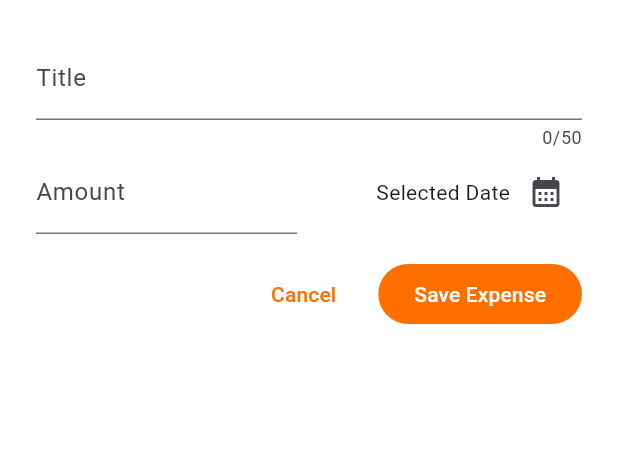
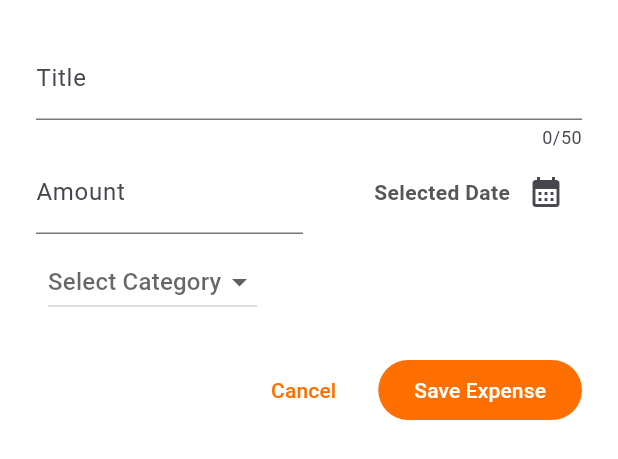
Before and after one commit to ChrisJoshRoberts/flutter-expense-tracker, a Flutter app: the NewExpense widget shown alone on an empty page, opened directly, on a phone screen of 412 x 824 dp. Shown: the top 459 px of the screen. Run offline on Flutter 3.47's test engine with Material 3 defaults, Android fonts, the phone set to English and light mode, and no system bars.

Commit message:
adding dropdownMenu

```diff
--- a/lib/widgets/new_expense.dart
+++ b/lib/widgets/new_expense.dart
@@ -1,4 +1,6 @@
+import 'package:flutter/foundation.dart';
 import 'package:flutter/material.dart';
+import 'package:expense_tracker/models/expense.dart' as expense_model;
 
 class NewExpense extends StatefulWidget {
   const NewExpense({super.key});
@@ -12,6 +14,21 @@ class NewExpense extends StatefulWidget {
 class _NewExpenseState extends State<NewExpense> {
   final _titleController = TextEditingController();
   final _amountController = TextEditingController();
+  DateTime? _selectedDate;
+  var _SelectedCategory;
+
+  void presentDatePicker() {
+    showDatePicker(
+      context: context,
+      initialDate: DateTime.now(),
+      firstDate: DateTime.now().subtract(Duration(days: 365)),
+      lastDate: DateTime.now(),
+    ).then((value) {
+      setState(() {
+        _selectedDate = value;
+      });
+    });
+  }
 
   @override
   void dispose() {
@@ -43,21 +60,53 @@ class _NewExpenseState extends State<NewExpense> {
                   ),
                 ),
               ),
-              SizedBox(width: 16),
+              SizedBox(width: 8),
               Expanded(
                 child: Row(
                   mainAxisAlignment: MainAxisAlignment.end,
                   crossAxisAlignment: CrossAxisAlignment.center,
                   children: [
-                    Text('Selected Date'),
+                    Text(
+                      style: TextStyle(
+                        color: _selectedDate == null
+                            ? const Color.fromARGB(255, 86, 86, 86)
+                            : Colors.amber[900],
+                        fontWeight: FontWeight.bold,
+                      ),
+                      _selectedDate == null
+                          ? 'Selected Date'
+                          : '${_selectedDate?.day.toString().padLeft(2, '0')}/${_selectedDate?.month.toString().padLeft(2, '0')}/${_selectedDate?.year.toString()}',
+                    ),
                     IconButton(
-                      onPressed: () {},
+                      onPressed: presentDatePicker,
                       icon: Icon(Icons.calendar_month),
                     ),
                   ],
                 ),
               ),
             ],
+          ),
+          Padding(
+            padding: const EdgeInsets.all(8.0),
+            child: Row(
+              children: [
+                DropdownButton<expense_model.Category>(
+                  value: _SelectedCategory,
+                  hint: Text('Select Category'),
+                  items: expense_model.Category.values.map((item) {
+                    return DropdownMenuItem<expense_model.Category>(
+                      value: item,
+                      child: Text(item.name),
+                    );
+                  }).toList(),
+                  onChanged: (value) {
+                    setState(() {
+                      _SelectedCategory = value;
+                    });
+                  },
+                ),
+              ],
+            ),
           ),
           Padding(
             padding: const EdgeInsets.only(top: 16),
```
